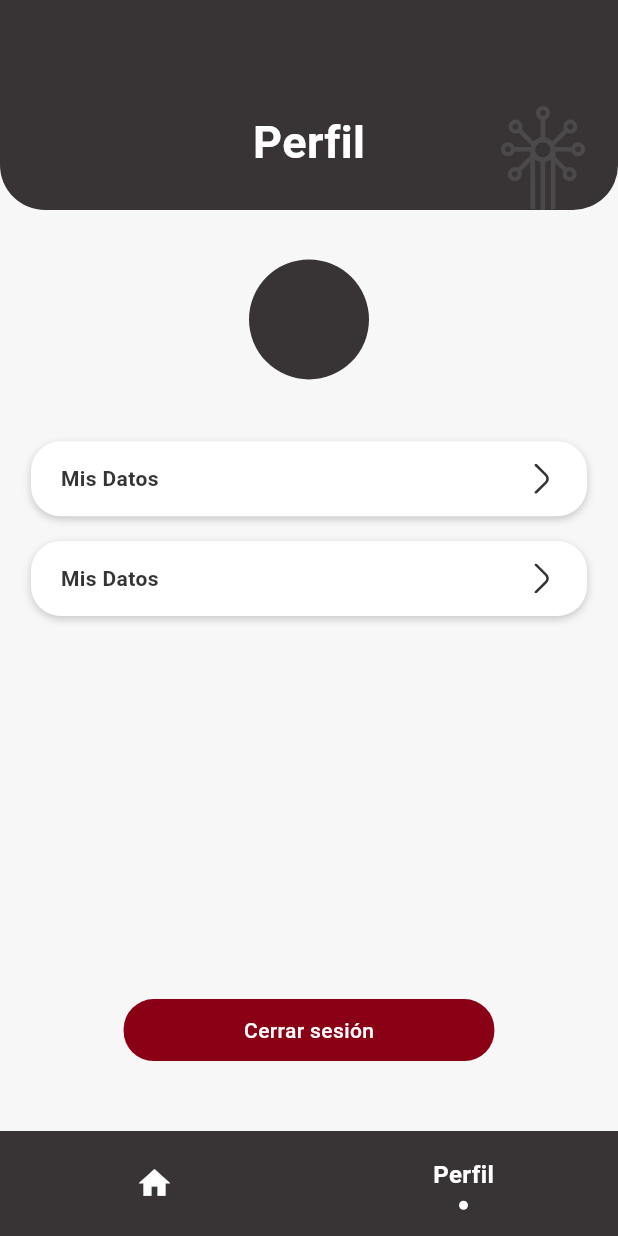
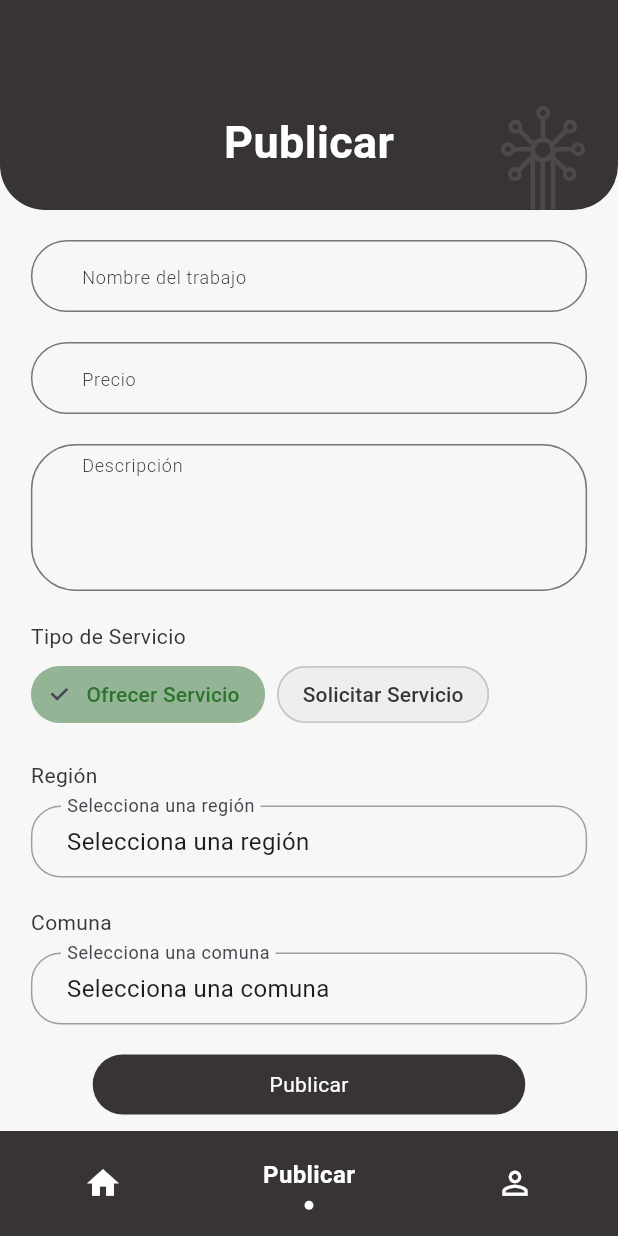
Before and after one commit to IvanParada/WorkifyCL-App, a Flutter app: the MainScreen screen opened directly with empty values, item 2 of the bottom bar chosen, on a phone screen of 412 x 824 dp. Run offline on Flutter 3.47's test engine with Material 3 defaults, Android fonts, the phone set to English and light mode, and no system bars; drawn by our look-alikes of flutter_form_builder, sliding_clipped_nav_bar; our stand-ins replace bloc, dio, equatable, flutter_bloc, flutter_dotenv, flutter_secure_storage and 2 more; missing offline and left inert: jwt_decode; accounts and stored records are empty.

Commit message:
ADD POST SCREEN AND ADD SERVICE LOCATIONS

```diff
--- a/lib/app/routes/router.dart
+++ b/lib/app/routes/router.dart
@@ -9,6 +9,7 @@ import 'package:workify_cl_app/features/authentication/presentation/views/recove
 import 'package:workify_cl_app/features/home/presentation/views/splash_screen.dart';
 import 'package:workify_cl_app/features/main_screen.dart';
 import 'package:workify_cl_app/features/profile/presentation/view/profile_screen.dart';
+import 'package:workify_cl_app/features/posts/presentation/views/add_post_screen.dart';
 
 final GlobalKey<NavigatorState> _shellNavigatorKey = GlobalKey<NavigatorState>();
 
@@ -51,6 +52,10 @@ final GoRouter _router = GoRouter(
           path: '/profile',
           builder: (context, state) => const ProfileScreen(),
         ),
+        GoRoute(
+          path: '/add-post',
+          builder: (context, state) => const AddPostScreen(),
+        ),
       ],
     ),
   ],
--- a/lib/features/authentication/presentation/cubit/authentication_cubit.dart
+++ b/lib/features/authentication/presentation/cubit/authentication_cubit.dart
@@ -29,7 +29,6 @@ class AuthenticationCubit extends Cubit<AuthenticationState> {
         loginUserData: res,
         status: Status.success,
       ));
-      print(res.token);
       return;
     }
 
--- a/lib/features/authentication/presentation/widgets/text_field_widget.dart
+++ b/lib/features/authentication/presentation/widgets/text_field_widget.dart
@@ -11,7 +11,12 @@ class TextFieldWidget extends StatelessWidget {
     this.onTap,
     this.suffixIcon,
     required this.name,
-    required this.labelText, this.keyboardType,
+    required this.labelText,
+    this.keyboardType,
+    this.maxLines,
+    this.onChanged,
+    this.initialValue,
+    this.controller,
   });
 
   final bool? obscureText;
@@ -20,20 +25,28 @@ class TextFieldWidget extends StatelessWidget {
   final Widget? suffixIcon;
   final String name;
   final String labelText;
-final TextInputType? keyboardType;
+  final TextInputType? keyboardType;
+  final int? maxLines;
+  final ValueChanged<String?>? onChanged;
+  final String? initialValue;
+  final TextEditingController? controller;
 
   @override
   Widget build(BuildContext context) {
     return FormBuilderTextField(
       name: name,
+      controller: controller,
+      initialValue: initialValue,
       cursorHeight: 15,
       obscureText: obscureText ?? false,
+      maxLines: maxLines ?? 1,
       decoration: InputDecoration(
         suffixIcon: suffixIcon,
         labelText: labelText,
+        alignLabelWithHint: true,
         labelStyle:
-            appTextTheme.bodyMedium!.copyWith(fontWeight: FontWeight.w300),
-        contentPadding: const EdgeInsets.only(bottom: 2, left: 30),
+            appTextTheme.bodySmall!.copyWith(fontWeight: FontWeight.w300),
+        contentPadding: const EdgeInsets.only(bottom: 2, left: 30, right: 30),
         border: OutlineInputBorder(
             borderRadius: BorderRadius.circular(30),
             borderSide: const BorderSide(color: AppColors.textPrimary)),
@@ -47,6 +60,7 @@ final TextInputType? keyboardType;
       ),
       keyboardType: keyboardType,
       validator: validator,
+      onChanged: onChanged,
     );
   }
 }
--- a/lib/features/home/presentation/views/splash_screen.dart
+++ b/lib/features/home/presentation/views/splash_screen.dart
@@ -2,6 +2,7 @@ import 'package:flutter/material.dart';
 import 'package:go_router/go_router.dart';
 import 'package:flutter_bloc/flutter_bloc.dart';
 import 'package:workify_cl_app/features/authentication/presentation/cubit/authentication_cubit.dart';
+import 'package:workify_cl_app/features/posts/presentation/cubit/post_cubit.dart';
 
 class SplashScreen extends StatelessWidget {
   const SplashScreen({super.key});
@@ -31,6 +32,7 @@ class SplashScreen extends StatelessWidget {
       final hasValidToken = await authCubit.validateToken();
 
       if (hasValidToken) {
+        BlocProvider.of<PostCubit>(context).getRegions();
         context.go('/home');
       } else {
         context.go('/signin');
--- a/lib/features/main_screen.dart
+++ b/lib/features/main_screen.dart
@@ -1,9 +1,11 @@
 import 'package:flutter/material.dart';
-import 'package:go_router/go_router.dart';
+import 'package:flutter_bloc/flutter_bloc.dart';
 import 'package:sliding_clipped_nav_bar/sliding_clipped_nav_bar.dart';
 import 'package:workify_cl_app/core/themes/color_theme.dart';
 import 'package:workify_cl_app/features/home/presentation/views/home_screen.dart';
+import 'package:workify_cl_app/features/posts/presentation/cubit/post_cubit.dart';
 import 'package:workify_cl_app/features/profile/presentation/view/profile_screen.dart';
+import 'package:workify_cl_app/features/posts/presentation/views/add_post_screen.dart';
 
 class MainScreen extends StatefulWidget {
   final Widget child;
@@ -19,6 +21,7 @@ class _MainScreenState extends State<MainScreen> {
 
   final screens = [
     const HomeScreen(),
+    const AddPostScreen(),
     const ProfileScreen(),
   ];
 
@@ -35,6 +38,7 @@ class _MainScreenState extends State<MainScreen> {
           backgroundColor: AppColors.primary,
           onButtonPressed: (index) {
             setState(() {
+
               selectedIndex = index;
             });
           },
@@ -48,6 +52,10 @@ class _MainScreenState extends State<MainScreen> {
               title: 'Inicio',
             ),
             BarItem(
+              icon: Icons.add,
+              title: 'Publicar',
+            ),
+            BarItem(
               icon: Icons.person_outline_outlined,
               title: 'Perfil',
             ),
--- /dev/null
+++ b/lib/features/posts/data/models/locations_model.dart
@@ -0,0 +1,19 @@
+import 'package:json_annotation/json_annotation.dart';
+
+part 'locations_model.g.dart';
+
+@JsonSerializable()
+class LocationsModel {
+  final String name;
+  final List<String> communes;
+
+  LocationsModel({
+    required this.name,
+    required this.communes,
+  });
+
+  factory LocationsModel.fromJson(Map<String, dynamic> json) =>
+      _$LocationsModelFromJson(json);
+
+  Map<String, dynamic> toJson() => _$LocationsModelToJson(this);
+}
--- /dev/null
+++ b/lib/features/posts/data/repository/post_repository.dart
@@ -0,0 +1,27 @@
+import 'dart:developer';
+import 'package:workify_cl_app/features/posts/data/datasource/post_datasource.dart';
+import 'package:workify_cl_app/features/posts/data/models/locations_model.dart';
+
+class PostRepository {
+  PostRepository({
+    required this.postDatasource,
+  });
+
+  final PostDatasource postDatasource;
+
+  Future<List<LocationsModel>?> getLocations() async {
+    try {
+      final response = await postDatasource.getLocations();
+
+      if (response != null) {
+        return response
+            .map((region) => LocationsModel.fromJson(region as Map<String, dynamic>))
+            .toList();
+      }
+      return null;
+    } catch (e) {
+      log(e.toString());
+      return null;
+    }
+  }
+}
--- /dev/null
+++ b/lib/features/posts/presentation/cubit/post_state.dart
@@ -0,0 +1,42 @@
+part of 'post_cubit.dart';
+
+class PostState extends Equatable {
+  const PostState({
+    this.status = Status.initial,
+    this.locations = const [],
+    this.selectedRegion,
+    this.selectedCommunes = const [],
+    this.selectedComuna,
+  });
+
+  final Status status;
+  final List<LocationsModel> locations;
+  final LocationsModel? selectedRegion;
+  final List<String> selectedCommunes;
+  final String? selectedComuna;
+
+  PostState copyWith({
+    Status? status,
+    List<LocationsModel>? locations,
+    LocationsModel? selectedRegion,
+    List<String>? selectedCommunes,
+    String? selectedComuna,
+  }) {
+    return PostState(
+      status: status ?? this.status,
+      locations: locations ?? this.locations,
+      selectedRegion: selectedRegion ?? this.selectedRegion,
+      selectedCommunes: selectedCommunes ?? this.selectedCommunes,
+      selectedComuna: selectedComuna,
+    );
+  }
+
+  @override
+  List<Object?> get props => [
+        status,
+        locations,
+        selectedRegion,
+        selectedCommunes,
+        selectedComuna,
+      ];
+}
--- /dev/null
+++ b/lib/features/posts/presentation/views/add_post_screen.dart
@@ -0,0 +1,175 @@
+import 'package:flutter/material.dart';
+import 'package:flutter_bloc/flutter_bloc.dart';
+import 'package:flutter_form_builder/flutter_form_builder.dart';
+import 'package:flutter_svg/svg.dart';
+import 'package:workify_cl_app/core/themes/color_theme.dart';
+import 'package:workify_cl_app/core/themes/icon_theme.dart';
+import 'package:workify_cl_app/core/themes/texts_theme.dart';
+import 'package:workify_cl_app/core/validators.dart';
+import 'package:workify_cl_app/features/authentication/presentation/widgets/text_field_widget.dart';
+import 'package:workify_cl_app/features/posts/presentation/cubit/post_cubit.dart';
+import 'package:workify_cl_app/features/posts/presentation/widgets/chip_selector_widget.dart';
+import 'package:workify_cl_app/features/posts/presentation/widgets/dropdown_widget.dart';
+
+class AddPostScreen extends StatelessWidget {
+  const AddPostScreen({super.key});
+
+  @override
+  Widget build(BuildContext context) {
+    final size = MediaQuery.of(context).size;
+    final _formKey = GlobalKey<FormBuilderState>();
+
+    return Scaffold(
+      backgroundColor: AppColors.background,
+      body: Column(
+        children: [
+          Container(
+            decoration: const BoxDecoration(
+                color: AppColors.primary,
+                borderRadius: BorderRadius.only(
+                  bottomLeft: Radius.circular(30),
+                  bottomRight: Radius.circular(30),
+                )),
+            width: double.infinity,
+            height: 140,
+            child: Stack(
+              children: [
+                Positioned(
+                  bottom: 0,
+                  right: 10,
+                  child: SvgPicture.asset(
+                    SvgAssets.logoApp,
+                    height: 80,
+                    color: AppColors.textSecondary.withOpacity(0.1),
+                  ),
+                ),
+                Center(
+                  child: Padding(
+                    padding: const EdgeInsets.only(top: 50),
+                    child: Text(
+                      'Publicar',
+                      style: appTextTheme.bodyLarge,
+                    ),
+                  ),
+                ),
+              ],
+            ),
+          ),
+          BlocBuilder<PostCubit, PostState>(
+            builder: (contextCubit, stateCubit) {
+              return FormBuilder(
+                key: _formKey,
+                child: Padding(
+                  padding: EdgeInsets.symmetric(horizontal: size.width * .05),
+                  child: SizedBox(
+                    height: size.height * 0.75,
+                    child: SingleChildScrollView(
+                      child: Column(
+                        crossAxisAlignment: CrossAxisAlignment.start,
+                        children: [
+                          const SizedBox(height: 20),
+                          const TextFieldWidget(
+                            name: 'title',
+                            labelText: 'Nombre del trabajo',
+                            keyboardType: TextInputType.name,
+                            validator: validateTitlePost,
+                          ),
+                          const SizedBox(height: 20),
+                          const TextFieldWidget(
+                            name: 'price',
+                            labelText: 'Precio',
+                            keyboardType: TextInputType.name,
+                          ),
+                          const SizedBox(height: 20),
+                          const TextFieldWidget(
+                            name: 'description',
+                            labelText: 'Descripción',
+                            maxLines: 4,
+                            keyboardType: TextInputType.name,
+                          ),
+                          const SizedBox(height: 20),
+                          Text(
+                            'Tipo de Servicio',
+                            style: appTextTheme.bodyMedium,
+                          ),
+                          const SizedBox(height: 5),
+                          const ChipSelectorWidget(
+                            name: 'category',
+                            options: ['Ofrecer Servicio', 'Solicitar Servicio'],
+                            initialValue: 'Ofrecer Servicio',
+                          ),
+                          const SizedBox(height: 20),
+                          Text(
+                            'Región',
+                            style: appTextTheme.bodyMedium,
+                          ),
+                          const SizedBox(height: 10),
+                          DropdownWidget(
+                            name: 'region',
+                            hintText: 'Selecciona una región',
+                            items: stateCubit.locations
+                                .map((loc) => loc.name)
+                                .toList(),
+                            initialValue: stateCubit.selectedRegion?.name,
+                            onChanged: (value) {
+                              if (value != null) {
+                                context.read<PostCubit>().selectRegion(value);
+                              }
+                            },
+                          ),
+                          const SizedBox(height: 20),
+                          Text(
+                            'Comuna',
+                            style: appTextTheme.bodyMedium,
+                          ),
+                          const SizedBox(height: 10),
+                          DropdownWidget(
+                            name: 'comuna',
+                            hintText: 'Selecciona una comuna',
+                            items: stateCubit.selectedCommunes,
+                            initialValue: stateCubit.selectedComuna,
+                            onChanged: (value) {
+                              if (value != null) {
+                                context.read<PostCubit>().selectComuna(value);
+                              }
+                            },
+                          ),
+                          const SizedBox(height: 20),
+                          Center(
+                            child: GestureDetector(
+                              onTap: () {
+                                final formState = _formKey.currentState;
+                                if (formState != null) {
+                                  formState.reset();
+                                  context.read<PostCubit>().resetSelections();
+                                }
+                              },
+                              child: Container(
+                                width: MediaQuery.of(context).size.width * 0.7,
+                                height: 40,
+                                decoration: BoxDecoration(
+                                    color: AppColors.primary,
+                                    borderRadius: BorderRadius.circular(20)),
+                                child: Center(
+                                  child: Text(
+                                    'Publicar',
+                                    style: appTextTheme.bodyMedium!.copyWith(
+                                        color: AppColors.textSecondary),
+                                  ),
+                                ),
+                              ),
+                            ),
+                          ),
+                        ],
+                      ),
+                    ),
+                  ),
+                ),
+              );
+            },
+          ),
+        ],
+      ),
+    );
+  }
+}
--- /dev/null
+++ b/lib/features/posts/presentation/widgets/chip_selector_widget.dart
@@ -0,0 +1,69 @@
+import 'package:flutter/material.dart';
+import 'package:flutter_form_builder/flutter_form_builder.dart';
+import 'package:workify_cl_app/core/themes/color_theme.dart';
+
+class ChipSelectorWidget extends StatelessWidget {
+  const ChipSelectorWidget({
+    super.key,
+    required this.name,
+    required this.options,
+    this.initialValue,
+    this.borderRadius = 20.0,
+    this.onChanged,
+  });
+
+  final String name;
+  final List<String> options;
+  final String? initialValue;
+  final double borderRadius;
+  final ValueChanged<String?>? onChanged;
+
+  @override
+  Widget build(BuildContext context) {
+    return FormBuilderField<String>(
+      name: name,
+      initialValue: initialValue,
+      validator: (value) =>
+          value == null ? 'Por favor selecciona una opción' : null,
+      builder: (FormFieldState<String> field) {
+        return Column(
+          crossAxisAlignment: CrossAxisAlignment.start,
+          children: [
+            Wrap(
+              spacing: 8.0,
+              children: options.map((option) {
+                final isSelected = field.value == option;
+                final selectedColor = option == 'Ofrecer Servicio'
+                    ? AppColors.success.withOpacity(.5)
+                    : AppColors.info.withOpacity(.5);
+                return ChoiceChip(
+                  label: Text(
+                    option,
+                    style: TextStyle(
+                      color: isSelected
+                          ? option == 'Ofrecer Servicio'
+                              ? AppColors.success
+                              : AppColors.info
+                          : AppColors.textPrimary,
+                    ),
+                  ),
+                  selected: isSelected,
+                  onSelected: (selected) {
+                    final newValue = selected ? option : null;
+                    field.didChange(newValue);
+                    onChanged?.call(newValue);
+                  },
+                  backgroundColor: Colors.grey[200],
+                  selectedColor: selectedColor,
+                  shape: RoundedRectangleBorder(
+                    borderRadius: BorderRadius.circular(borderRadius),
+                  ),
+                );
+              }).toList(),
+            ),
+          ],
+        );
+      },
+    );
+  }
+}
--- /dev/null
+++ b/lib/features/posts/presentation/widgets/dropdown_widget.dart
@@ -0,0 +1,90 @@
+import 'dart:math' as math;
+import 'package:flutter/material.dart';
+
+class DropdownWidget extends StatelessWidget {
+  const DropdownWidget({
+    super.key,
+    required this.name,
+    required this.items,
+    this.hintText,
+    this.initialValue,
+    this.borderRadius = 20.0,
+    this.itemHeight = 50.0,
+    this.onChanged,
+  });
+
+  final String name;
+  final List<String> items;
+  final String? hintText;
+  final String? initialValue;
+  final double borderRadius;
+  final double itemHeight;
+  final Function(String?)? onChanged;
+
+  @override
+  Widget build(BuildContext context) {
+    return GestureDetector(
+      onTap: () {
+        final double calculatedHeight = math.min(
+          items.length * itemHeight,
+          MediaQuery.of(context).size.height * 0.5,
+        );
+
+        showModalBottomSheet(
+          context: context,
+          shape: RoundedRectangleBorder(
+            borderRadius: BorderRadius.only(
+              topLeft: Radius.circular(borderRadius),
+              topRight: Radius.circular(borderRadius),
+            ),
+          ),
+          builder: (BuildContext context) {
+            return Container(
+              height: calculatedHeight,
+              padding: const EdgeInsets.all(16),
+              child: Scrollbar(
+                thumbVisibility: true,
+                child: ListView.builder(
+                  itemCount: items.length,
+                  itemBuilder: (context, index) {
+                    return ListTile(
+                      title: Text(items[index]),
+                      onTap: () {
+                        if (onChanged != null) {
+                          onChanged!(items[index]);
+                        }
+                        Navigator.pop(context);
+                      },
+                    );
+                  },
+                ),
+              ),
+            );
+          },
+        );
+      },
+      child: InputDecorator(
+        decoration: InputDecoration(
+          labelText: hintText ?? 'Selecciona una opción',
+          border: OutlineInputBorder(
+            borderRadius: BorderRadius.circular(borderRadius),
+          ),
+          enabledBorder: OutlineInputBorder(
+            borderSide: const BorderSide(color: Colors.grey),
+            borderRadius: BorderRadius.circular(borderRadius),
+          ),
+          focusedBorder: OutlineInputBorder(
+            borderSide: const BorderSide(color: Colors.blue),
+            borderRadius: BorderRadius.circular(borderRadius),
+          ),
+          contentPadding:
+              const EdgeInsets.symmetric(vertical: 0, horizontal: 20),
+        ),
+        child: Text(
+          initialValue ?? hintText ?? 'Selecciona una opción',
+          style: const TextStyle(fontSize: 16),
+        ),
+      ),
+    );
+  }
+}
--- a/lib/features/profile/presentation/view/profile_screen.dart
+++ b/lib/features/profile/presentation/view/profile_screen.dart
@@ -61,8 +61,8 @@ class ProfileScreen extends StatelessWidget {
                   color: AppColors.primary),
             ),
           ),
-          const ProfileOptionWidget(),
-          const ProfileOptionWidget(),
+          const ProfileOptionWidget(title: 'Mis Datos',),
+          const ProfileOptionWidget(title: 'Mis Publicaciones',),
           SizedBox(
             height: size.height * 0.3,
           ),
```
Also changed, not shown: lib/app/app.dart (+12 -0 lines), lib/core/validators.dart (+10 -4 lines), lib/features/home/presentation/widgets/card_job_widget.dart (+3 -4 lines), lib/features/posts/data/datasource/post_datasource.dart (added, +25 -0 lines), lib/features/posts/presentation/cubit/post_cubit.dart (added, +56 -0 lines), lib/features/profile/presentation/widgets/profile_option_widget.dart (+5 -6 lines), lib/features/posts/data/models/locations_model.g.dart (added).
